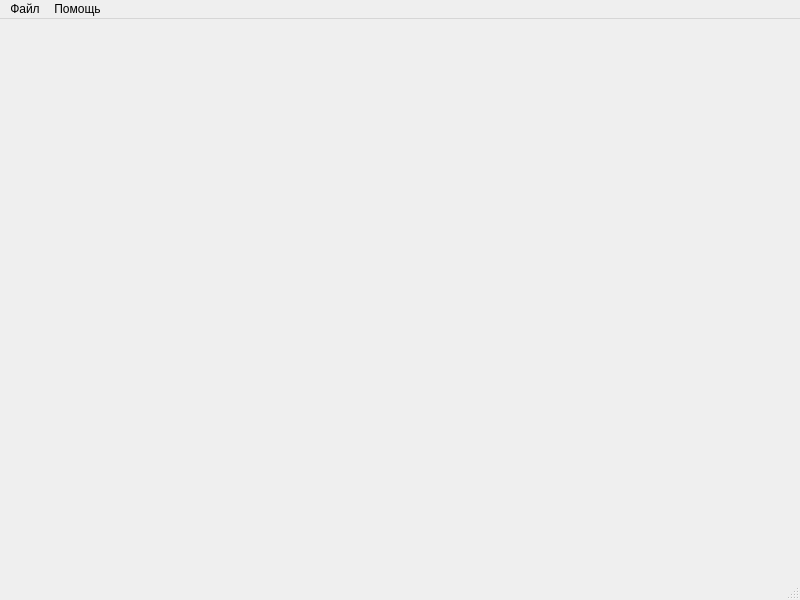
Intueor/PPK, file mainwindow.ui: the form before one commit.
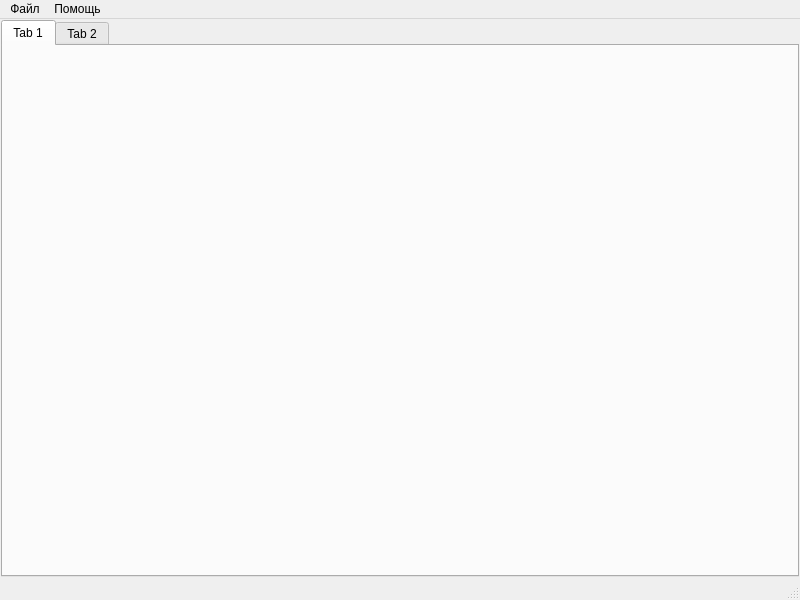
The form after the commit. Icons and pictures are not drawn.

Commit message: Сериализация виджетов картотек.

```diff
--- a/mainwindow.ui
+++ b/mainwindow.ui
@@ -17,7 +17,39 @@
    <iconset resource="resources.qrc">
     <normaloff>:/icons/PPK.png</normaloff>:/icons/PPK.png</iconset>
   </property>
-  <widget class="QWidget" name="centralwidget"/>
+  <widget class="QWidget" name="centralwidget">
+   <layout class="QVBoxLayout" name="verticalLayout">
+    <property name="spacing">
+     <number>1</number>
+    </property>
+    <property name="leftMargin">
+     <number>1</number>
+    </property>
+    <property name="topMargin">
+     <number>1</number>
+    </property>
+    <property name="rightMargin">
+     <number>1</number>
+    </property>
+    <property name="bottomMargin">
+     <number>1</number>
+    </property>
+    <item>
+     <widget class="QTabWidget" name="tabWidgetViews">
+      <widget class="QWidget" name="tab">
+       <attribute name="title">
+        <string>Tab 1</string>
+       </attribute>
+      </widget>
+      <widget class="QWidget" name="tab_2">
+       <attribute name="title">
+        <string>Tab 2</string>
+       </attribute>
+      </widget>
+     </widget>
+    </item>
+   </layout>
+  </widget>
   <widget class="QMenuBar" name="menubar">
    <property name="geometry">
     <rect>
```
The commit also changes 1 other file.
